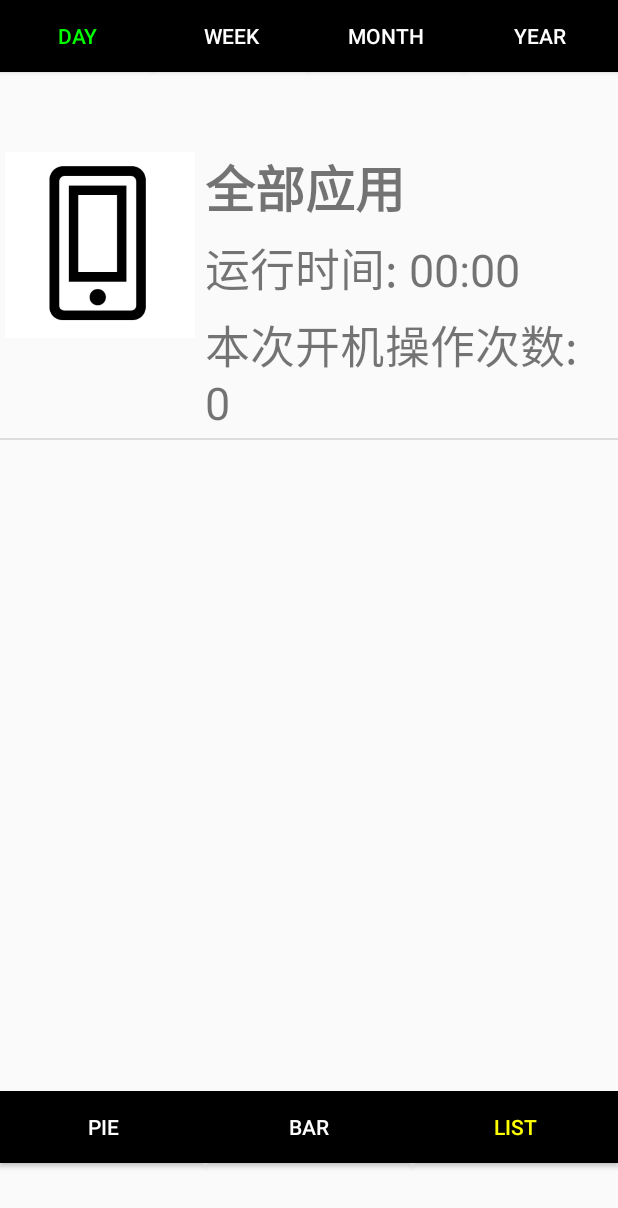
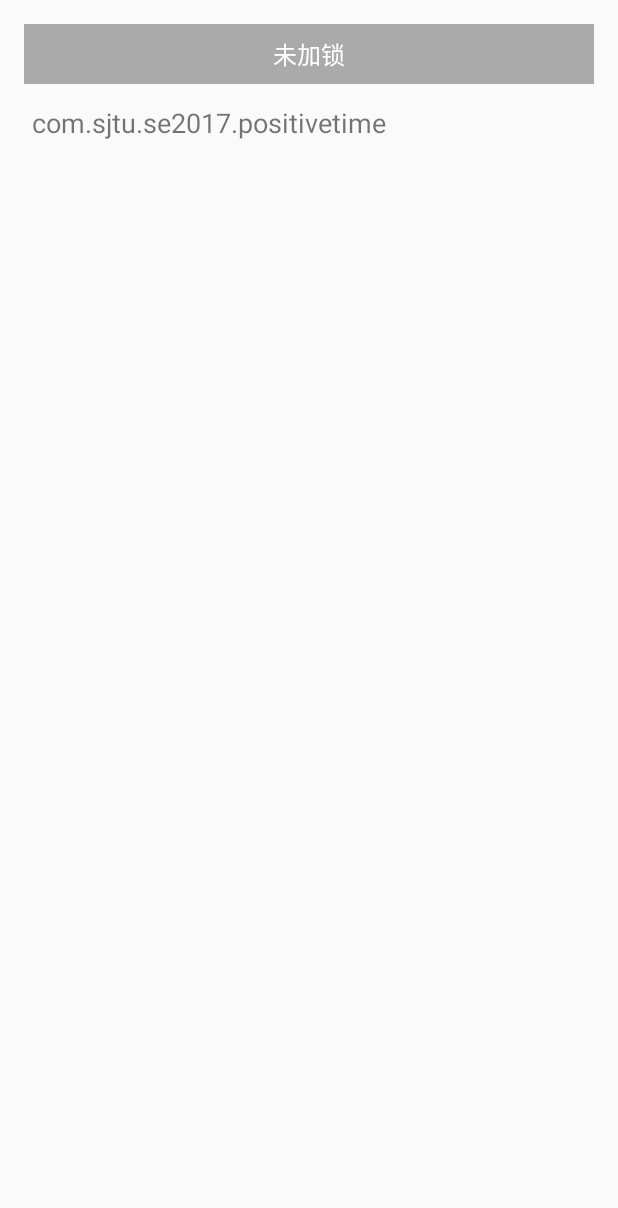
Before and after one commit to dingzhenkai/proj, an Android app: the screen it shows after launch (AppStatisticsList before the commit, AddLockActivity after it), on a phone screen of 412 x 824 dp. Shown: the top 1208 px of the screen. Run offline under Robolectric (Android 15) with nearby library versions, the phone set to English and light mode, and no system bars.

Commit message:
ver 1
simply add lock

```diff
--- /dev/null
+++ b/PositiveTime/app/src/main/java/com/sjtu/se2017/positivetime/AddLockActivity.java
@@ -0,0 +1,140 @@
+package com.sjtu.se2017.positivetime;
+
+import android.app.Activity;
+import android.content.Context;
+import android.content.Intent;
+import android.os.Bundle;
+import android.view.View;
+import android.view.View.OnClickListener;
+import android.view.ViewGroup;
+import android.widget.AdapterView;
+import android.widget.AdapterView.OnItemClickListener;
+import android.widget.BaseAdapter;
+import android.widget.ListView;
+import android.widget.TextView;
+import android.widget.Toast;
+
+import com.sjtu.se2017.positivetime.dao.AppDao;
+
+import java.util.List;
+
+public class AddLockActivity extends Activity implements OnItemClickListener {
+
+	private ListView listView;
+	private Context context;
+	private AppDao infoDao;
+	private List<String> unLockedDatas;
+	private List<String> lockedDatas;
+	private List<String> adapterDatas;
+	private TextView tvTitle;
+	private LockAdapter adapter;
+	private WatchDogDao watchDogDao;
+
+
+	@Override
+	protected void onCreate(Bundle savedInstanceState) {
+		super.onCreate(savedInstanceState);
+		context = this;
+		setContentView(R.layout.activity_addlock);
+		Intent intent = new Intent(this, WatchDogService.class);
+		startService(intent);
+		watchDogDao = new WatchDogDao(context);
+		updateData();
+		initTitle();
+		initListView();
+	}
+
+	private void initTitle() {
+		tvTitle = (TextView) findViewById(R.id.tvTitle);
+		tvTitle.setText("未加锁");
+		adapterDatas = unLockedDatas;
+		tvTitle.setOnClickListener(new OnClickListener() {
+
+			@Override
+			public void onClick(View v) {
+				if (tvTitle.getText().toString().equals("未加锁")) {
+					tvTitle.setText("已加锁");
+					// TODO: 去 已加锁界面
+					adapterDatas = lockedDatas;
+				} else {
+					tvTitle.setText("未加锁");
+					// TODO：去 未加锁界面
+					adapterDatas = unLockedDatas;
+				}
+				adapter.notifyDataSetChanged();
+			}
+		});
+	}
+
+	private void updateData() {
+		infoDao = new AppDao();
+		unLockedDatas = infoDao.getAllApps(context);
+		lockedDatas = watchDogDao.queryAllInfos();
+		for (String text : lockedDatas) {
+			if (unLockedDatas.contains(text))
+				unLockedDatas.remove(text);
+		}
+	}
+
+	private void initListView() {
+		setTitle("程序锁功能");
+		listView = (ListView) findViewById(R.id.lockListView);
+		adapter = new LockAdapter();
+		listView.setAdapter(adapter);
+		listView.setOnItemClickListener(this);
+	}
+
+	private class LockAdapter extends BaseAdapter {
+		@Override
+		public int getCount() {
+			return adapterDatas.size();
+		}
+
+		@Override
+		public Object getItem(int position) {
+			return null;
+		}
+
+		@Override
+		public long getItemId(int position) {
+			return 0;
+		}
+
+		@Override
+		public View getView(int position, View convertView, ViewGroup parent) {
+			if (convertView == null) {
+				convertView = new TextView(context);
+			}
+			TextView textView = (TextView) convertView;
+			textView.setPadding(8, 8, 8, 8);
+			textView.setTextSize(18);
+			textView.setText(adapterDatas.get(position));
+			return textView;
+		}
+
+	}
+
+	@Override
+	public void onItemClick(AdapterView<?> parent, View view, int position,
+							long id) {
+		System.out.println("position： " + position);
+		System.out.println("id： " + id);
+		vtoast("position： " + position + "\n id： " + id);
+		if (tvTitle.getText().toString().equals("未加锁")) {
+			String removedPackageName = unLockedDatas.remove(position);
+			watchDogDao.insert(removedPackageName);
+			lockedDatas.add(removedPackageName);
+			adapter.notifyDataSetInvalidated();
+		} else {
+			String removedPackageName = lockedDatas.remove(position);
+			watchDogDao.delete(removedPackageName);
+			unLockedDatas.add(removedPackageName);
+			adapter.notifyDataSetInvalidated();
+		}
+
+	}
+
+	protected void vtoast(String text) {
+		Toast.makeText(context, text, Toast.LENGTH_SHORT).show();
+	}
+}
--- a/PositiveTime/app/src/main/java/com/sjtu/se2017/positivetime/MainActivity.java
+++ b/PositiveTime/app/src/main/java/com/sjtu/se2017/positivetime/MainActivity.java
@@ -29,7 +29,7 @@ public class MainActivity extends AppCompatActivity {
                 try {
                     if(!isStatAccessPermissionSet(MainActivity.this)) {
                         startActivity(new Intent(Settings.ACTION_USAGE_ACCESS_SETTINGS));   //查看是否为应用设置了权限
-                        Toast toast=Toast.makeText(getApplicationContext(), "请开启应用统计的使用权限", Toast.LENGTH_SHORT);    //显示toast信息
+                        Toast toast=Toast.makeText(getApplicationContext(), "请开启PositiveTime的使用权限", Toast.LENGTH_SHORT);    //显示toast信息
                         toast.show();
                     }
                 } catch (PackageManager.NameNotFoundException e) {
--- a/PositiveTime/app/src/main/java/com/sjtu/se2017/positivetime/Statistics/StatisticsInfo.java
+++ b/PositiveTime/app/src/main/java/com/sjtu/se2017/positivetime/Statistics/StatisticsInfo.java
@@ -96,7 +96,7 @@ public class StatisticsInfo {
             long now = calendar.getTimeInMillis();
             long begintime = getBeginTime();
             if(style == DAY)
-                this.result = m.queryUsageStats(UsageStatsManager.INTERVAL_BEST, begintime, now);
+                this.result = m.queryUsageStats(UsageStatsManager.INTERVAL_DAILY, begintime, now);
             else if(style == WEEK)
                 this.result = m.queryUsageStats(UsageStatsManager.INTERVAL_WEEKLY,begintime, now);
             else if(style == MONTH)
--- /dev/null
+++ b/PositiveTime/app/src/main/java/com/sjtu/se2017/positivetime/WatchDogOpenHelper.java
@@ -0,0 +1,24 @@
+package com.sjtu.se2017.positivetime;
+
+import android.content.Context;
+import android.database.sqlite.SQLiteDatabase;
+import android.database.sqlite.SQLiteOpenHelper;
+
+public class WatchDogOpenHelper extends SQLiteOpenHelper {
+
+	public static final String TABLENAME = "appLocktb";
+	public WatchDogOpenHelper(Context context, String name, int version) {
+		super(context, name, null, version);
+	}
+
+	@Override
+	public void onCreate(SQLiteDatabase db) {
+		db.execSQL("create table if not exists appLocktb(_id integer primary key, packageName text not null)");
+	}
+
+	@Override
+	public void onUpgrade(SQLiteDatabase db, int oldVersion, int newVersion) {
+
+	}
+
+}
--- /dev/null
+++ b/PositiveTime/app/src/main/java/com/sjtu/se2017/positivetime/dao/AppDao.java
@@ -0,0 +1,27 @@
+package com.sjtu.se2017.positivetime.dao;
+
+import android.content.Context;
+import android.content.pm.PackageInfo;
+import android.content.pm.PackageManager;
+
+import java.util.ArrayList;
+import java.util.List;
+
+public class AppDao {
+
+	/**
+	 * 获取手机中所有的app包名集合
+	 * @param context
+	 * @return 包名的集合
+	 */
+	public List<String> getAllApps(Context context){
+		List<String> packageNames  = new ArrayList<String>();
+		PackageManager pm = context.getPackageManager();
+		List<PackageInfo> infos = pm.getInstalledPackages(0);
+		for (PackageInfo info : infos) {
+			String packageName = info.packageName;
+			packageNames.add(packageName);
+		}
+		return packageNames;
+	}
+}
--- /dev/null
+++ b/PositiveTime/app/src/main/res/layout/activity_addlock.xml
@@ -0,0 +1,33 @@
+<RelativeLayout xmlns:android="http://schemas.android.com/apk/res/android"
+    xmlns:tools="http://schemas.android.com/tools"
+    android:layout_width="match_parent"
+    android:layout_height="match_parent"
+    android:paddingBottom="@dimen/activity_vertical_margin"
+    android:paddingLeft="@dimen/activity_horizontal_margin"
+    android:paddingRight="@dimen/activity_horizontal_margin"
+    android:paddingTop="@dimen/activity_vertical_margin"
+    tools:context=".AddLockActivity" >
+
+    <TextView
+        android:gravity="center_horizontal"
+        android:id="@+id/tvTitle"
+        android:layout_width="match_parent"
+        android:layout_height="wrap_content"
+        android:layout_alignParentTop="true"
+        android:layout_centerHorizontal="true"
+        android:layout_marginBottom="8dp"
+        android:background="@android:color/darker_gray"
+        android:clickable="true"
+        android:padding="8dp"
+        android:text="未加锁"
+        android:textColor="@android:color/white"
+        android:textSize="16sp" />
+
+    <ListView
+        android:id="@+id/lockListView"
+        android:layout_width="wrap_content"
+        android:layout_height="wrap_content"
+        android:layout_below="@id/tvTitle" >
+    </ListView>
+
+</RelativeLayout>
```
Also changed, not shown: PositiveTime/app/src/main/AndroidManifest.xml (+10 -1 lines), PositiveTime/app/src/main/java/com/sjtu/se2017/positivetime/LockActivity.java (added, +94 -0 lines), PositiveTime/app/src/main/java/com/sjtu/se2017/positivetime/WatchDogDao.java (added, +126 -0 lines), PositiveTime/app/src/main/java/com/sjtu/se2017/positivetime/WatchDogService.java (added, +112 -0 lines), PositiveTime/app/src/main/res/layout/lock_ui.xml (added, +31 -0 lines).
